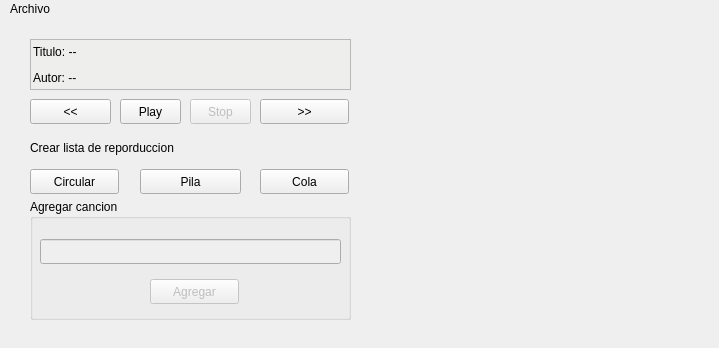
Old version of the form mainwindow.ui in the repository FreddyJRC/-EDD-Practica1.
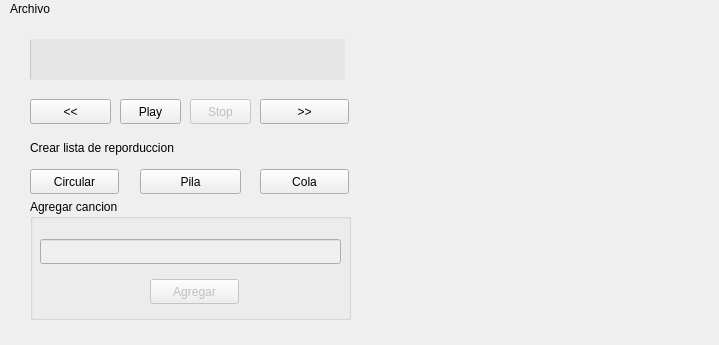
New version of the form.

Patch:
```diff
--- a/mainwindow.ui
+++ b/mainwindow.ui
@@ -7,7 +7,7 @@
     <x>0</x>
     <y>0</y>
     <width>719</width>
-    <height>348</height>
+    <height>345</height>
    </rect>
   </property>
   <property name="windowTitle">
@@ -72,53 +72,6 @@
      <string>Stop</string>
     </property>
    </widget>
-   <widget class="QFrame" name="frame">
-    <property name="geometry">
-     <rect>
-      <x>30</x>
-      <y>20</y>
-      <width>321</width>
-      <height>51</height>
-     </rect>
-    </property>
-    <property name="autoFillBackground">
-     <bool>false</bool>
-    </property>
-    <property name="styleSheet">
-     <string notr="true">background-color: rgb(238, 238, 236);</string>
-    </property>
-    <property name="frameShape">
-     <enum>QFrame::StyledPanel</enum>
-    </property>
-    <layout class="QVBoxLayout" name="verticalLayout">
-     <property name="leftMargin">
-      <number>2</number>
-     </property>
-     <property name="topMargin">
-      <number>2</number>
-     </property>
-     <property name="rightMargin">
-      <number>2</number>
-     </property>
-     <property name="bottomMargin">
-      <number>2</number>
-     </property>
-     <item>
-      <widget class="QLabel" name="label">
-       <property name="text">
-        <string>Titulo: --</string>
-       </property>
-      </widget>
-     </item>
-     <item>
-      <widget class="QLabel" name="label_2">
-       <property name="text">
-        <string>Autor: --</string>
-       </property>
-      </widget>
-     </item>
-    </layout>
-   </widget>
    <widget class="QPushButton" name="pushButton_5">
     <property name="geometry">
      <rect>
@@ -225,6 +178,46 @@
      </property>
     </widget>
    </widget>
+   <widget class="QLabel" name="label_4">
+    <property name="geometry">
+     <rect>
+      <x>380</x>
+      <y>0</y>
+      <width>321</width>
+      <height>301</height>
+     </rect>
+    </property>
+    <property name="text">
+     <string/>
+    </property>
+   </widget>
+   <widget class="QProgressBar" name="progressBar">
+    <property name="geometry">
+     <rect>
+      <x>30</x>
+      <y>20</y>
+      <width>315</width>
+      <height>41</height>
+     </rect>
+    </property>
+    <property name="styleSheet">
+     <string notr="true">background-color: rgb(229, 229, 229);
+selection-background-color: rgb(129, 206, 151);
+color: rgb(0, 0, 0);</string>
+    </property>
+    <property name="value">
+     <number>0</number>
+    </property>
+    <property name="alignment">
+     <set>Qt::AlignCenter</set>
+    </property>
+    <property name="textVisible">
+     <bool>true</bool>
+    </property>
+    <property name="format">
+     <string/>
+    </property>
+   </widget>
   </widget>
   <widget class="QMenuBar" name="menuBar">
    <property name="geometry">
```
